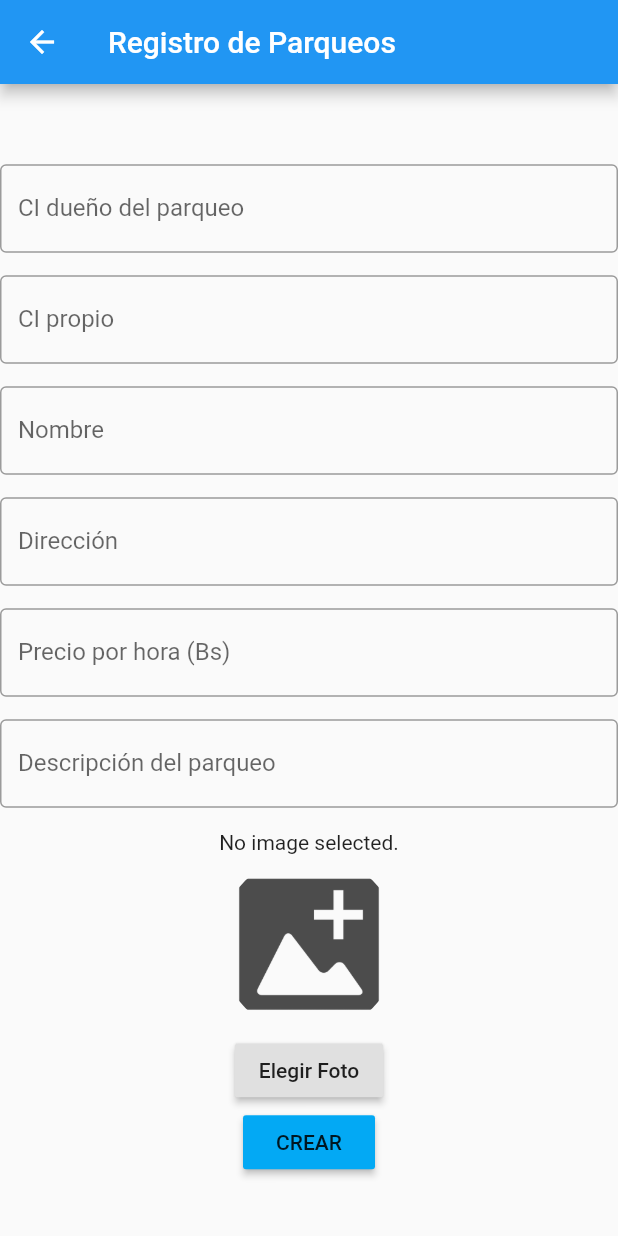
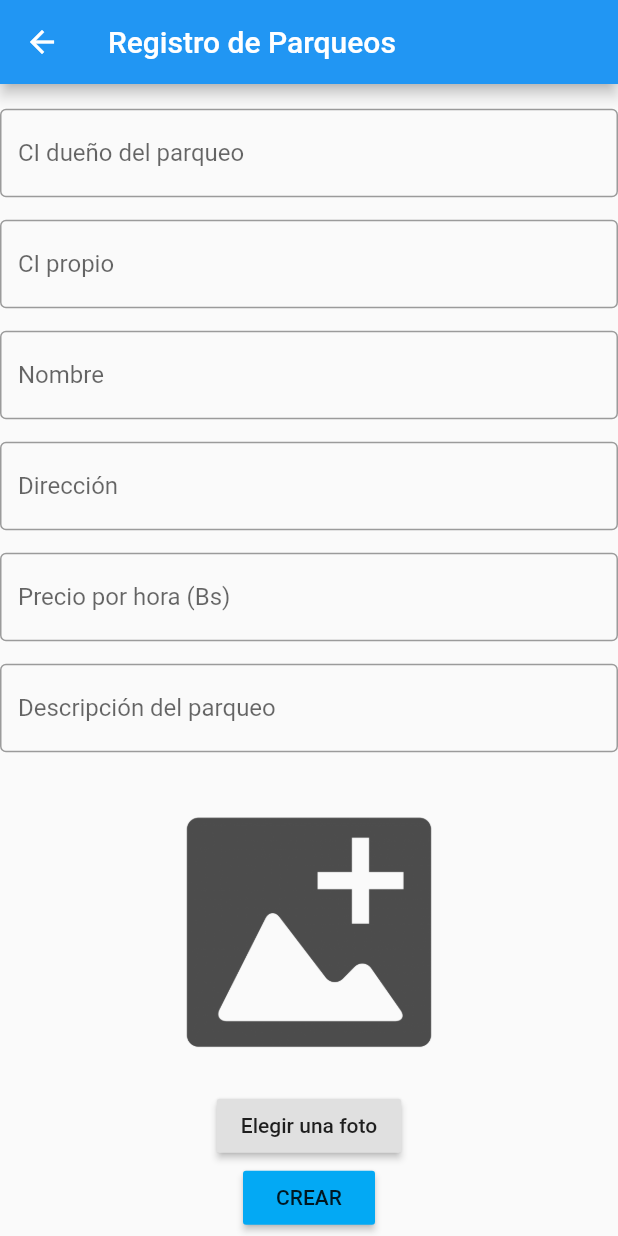
Before and after one commit to Alebuenoaz/FastPark-Owners, a Flutter app: the ParkingRegister screen opened by its route, on a phone screen of 412 x 824 dp. Run offline on Flutter 3.47's test engine with Material 2 defaults, Android fonts, the phone set to English and light mode, and no system bars; our stand-ins replace cloud_firestore, firebase_storage, image_picker; accounts and stored records are empty.

Commit message:
Img container beta

```diff
--- a/lib/main.dart
+++ b/lib/main.dart
@@ -349,24 +349,26 @@ class _ParkingRegisterState extends State<ParkingRegister> {
               Container(
                 height: 15.0,
               ),
-              Center(
+              /*Center(
                 child: _image == null
                     ? Text('No image selected.')
                     : Image.file(_image),
-              ),
+              ),*/
               Container(
-                height: 120.0,
-                width: 120.0,
+                height: 210.0,
+                width: 210.0,
                 decoration: BoxDecoration(
                   image: DecorationImage(
-                    image: AssetImage("assets/insert-logo.png"),
+                    //image: AssetImage("assets/insert-logo.png"),
+                    image: _image == null
+                        ? AssetImage("assets/insert-logo.png")
+                        : FileImage(_image), // here add your image file path
                     fit: BoxFit.fill,
                   ),
-                  shape: BoxShape.circle,
                 ),
               ),
               RaisedButton(
-                child: Text("Elegir Foto"),
+                child: Text("Elegir una foto"),
                 onPressed: getImage,
               ),
               RaisedButton(
```
